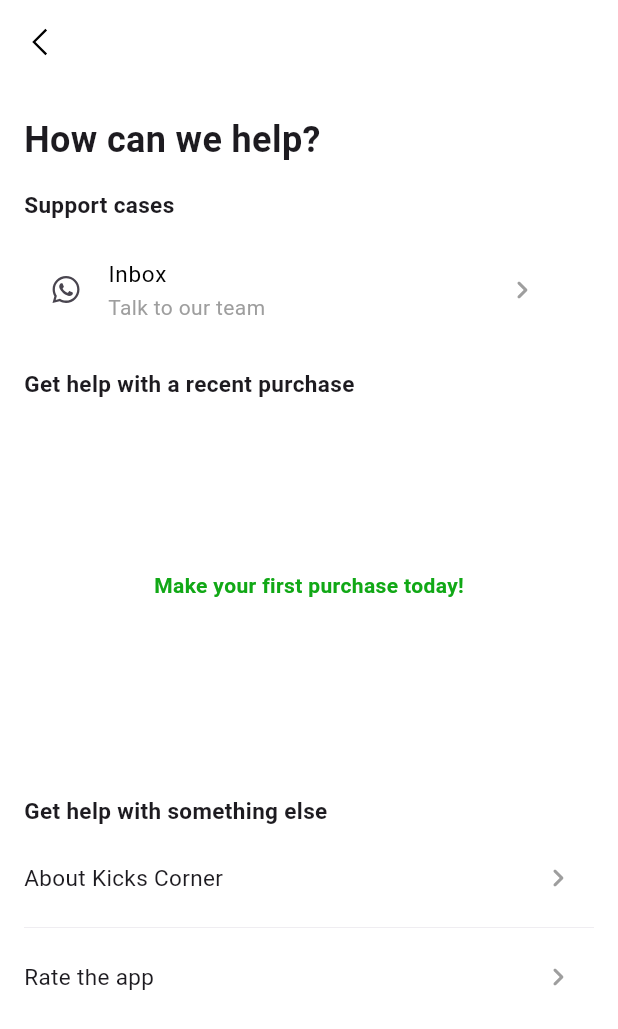
After one commit to art-sparrow/kicks_corner_admin, a Flutter app: the SupportScreen screen opened directly, after a tap on the "keyboard arrow right" icon, on a phone screen of 412 x 824 dp. The commit adds this screen. Shown: the top 1029 px of the screen. Run offline on Flutter 3.47's test engine with Material 3 defaults, Android fonts, the phone set to English and light mode, and no system bars; our stand-ins replace cloud_firestore, firebase_auth, firebase_core, firebase_storage, flutter_local_notifications, google_fonts and 5 more; missing offline and left inert: flutter_phone_direct_caller, flutter_web_browser; accounts and stored records are empty.

Commit message:
Seventh commit

```diff
--- a/lib/pages/home.dart
+++ b/lib/pages/home.dart
@@ -7,6 +7,7 @@ import 'package:kickscorner_admin/pages/models/cart.dart';
 import 'package:kickscorner_admin/pages/orders.dart';
 import 'package:kickscorner_admin/pages/profile.dart';
 import 'package:kickscorner_admin/pages/services/shoes.dart';
+import 'package:kickscorner_admin/pages/support.dart';
 import 'package:page_transition/page_transition.dart';
 //test the dynamic addition of widgets to the screen using provider
 import 'package:kickscorner_admin/pages/services/test_provider.dart';
@@ -349,6 +350,7 @@ class _HomeState extends State<Home> {
                       ),
                       onTap: () {
                         //navigate to support screen
+                        Navigator.push(context, PageTransition(type: PageTransitionType.rightToLeft, child: SupportScreen(), isIos: false));
                       },
                     ),
                     // About screen
--- /dev/null
+++ b/lib/pages/support.dart
@@ -0,0 +1,375 @@
+// ignore_for_file: prefer_const_constructors, unused_field, sized_box_for_whitespace, avoid_unnecessary_containers
+// ignore_for_file: prefer_const_literals_to_create_immutables
+
+import 'package:cloud_firestore/cloud_firestore.dart';
+import 'package:firebase_auth/firebase_auth.dart';
+import 'package:flutter/material.dart';
+import 'package:kickscorner_admin/pages/about.dart';
+import 'package:line_awesome_flutter/line_awesome_flutter.dart';
+import 'package:page_transition/page_transition.dart';
+import 'package:url_launcher/url_launcher.dart';
+import 'package:flutter_web_browser/flutter_web_browser.dart';
+import 'package:kickscorner_admin/pages/home.dart';
+
+class SupportScreen extends StatefulWidget {
+  const SupportScreen({super.key});
+
+  @override
+  State<SupportScreen> createState() => _SupportScreenState();
+}
+
+class _SupportScreenState extends State<SupportScreen> {
+  //fetch the current user's info using the _initializeCurrentUser function
+  //In the user's app, you should only display the current user's data. The admin
+  //can view all the orders
+  String _currentUserId = '';
+  String _username = '';
+  String _phone = '';
+
+  @override
+  void initState() {
+    super.initState();
+  }
+
+  @override
+  void dispose() {
+    // Cancel any Stream subscriptions here if you have any.
+    super.dispose();
+  }
+
+  void openWhatsApp() async {
+    String whatsappNumber = '+254704275787';
+    String url = 'https://wa.me/$whatsappNumber';
+    if (await canLaunch(url)) {
+      await launch(url);
+    } else {
+      await FlutterWebBrowser.openWebPage(
+        url: url,
+        customTabsOptions: CustomTabsOptions(
+          toolbarColor: Colors.white,
+          showTitle: false,
+        ),
+      );
+    }
+  }
+
+  Future<void> _initializeCurrentUser() async {
+    final user = FirebaseAuth.instance.currentUser;
+    final email = user?.email;
+    if (email != null) {
+      final snapshot = await FirebaseFirestore.instance
+          .collection('admins')
+          .where('email', isEqualTo: email)
+          .limit(1)
+          .get();
+      if (snapshot.docs.isNotEmpty) {
+        _currentUserId = snapshot.docs[0].id;
+        _username = snapshot.docs[0].data()['name'];
+        _phone = snapshot.docs[0].data()['phone'];
+      }
+    }
+  }
+
+  @override
+  Widget build(BuildContext context) {
+    return Scaffold(
+      appBar: AppBar(
+        backgroundColor: Colors.white,
+        elevation: 0,
+        leading: IconButton(
+          onPressed: () {
+            //navigate back to the home screen
+            Navigator.push(
+              context,
+              PageTransition(
+                type: PageTransitionType.leftToRight,
+                child: Home(),
+                isIos: false,
+              ),
+            );
+          },
+          icon: const Icon(LineAwesomeIcons.angle_left),
+          color: Colors.black,
+        ),
+      ),
+      backgroundColor: Colors.white,
+      body: SingleChildScrollView(
+        child: Padding(
+          padding: const EdgeInsets.fromLTRB(16, 20, 16, 16),
+          child: Column(
+            crossAxisAlignment: CrossAxisAlignment.start,
+            children: [
+              Text(
+                'How can we help?',
+                style: TextStyle(
+                  fontWeight: FontWeight.bold,
+                  fontSize: 24,
+                ),
+              ),
+              SizedBox(height: 16),
+              Text(
+                'Support cases',
+                style: TextStyle(
+                  fontWeight: FontWeight.bold,
+                  fontSize: 15,
+                ),
+              ),
+              SizedBox(height: 10),
+              //list tile with a chat icon on circular grey background, WhatsApp title and right-arrow trailing icon
+              //You can also integrate the Firebase cloud messaging to have an independent chat functionality
+              ListTile(
+                leading: Icon(LineAwesomeIcons.what_s_app),
+                title: Text(
+                  'Inbox',
+                  style: TextStyle(
+                    fontSize: 15,
+                    fontWeight: FontWeight.normal,
+                    color: Colors.black,
+                  ),
+                ),
+                subtitle: Text(
+                  'Talk to our team',
+                  style: const TextStyle(fontSize: 14, color: Colors.grey),
+                ),
+                trailing: IconButton(
+                  icon: const Icon(Icons.keyboard_arrow_right_rounded, color: Colors.grey,),
+                  onPressed: () {
+                    //open a whatsapp conversation with one of the team leads
+                    openWhatsApp();
+                  }
+                ),
+              ),
+              SizedBox(height: 16),
+              Text(
+                'Get help with a recent purchase',
+                style: TextStyle(
+                  fontWeight: FontWeight.bold,
+                  fontSize: 15,
+                ),
+              ),
+              SizedBox(height: 1),
+              //fetch 2 most recent orders --> order by time and limit to 2.
+              Container(
+                height: MediaQuery.of(context).size.height * 0.3, //30% of the screen
+                child: FutureBuilder<void>(
+                  future: _initializeCurrentUser(),
+                  builder: (context, snapshot) {
+                    if (snapshot.connectionState == ConnectionState.waiting) {
+                      return Center(child: Container());
+                    } else if (snapshot.hasError) {
+                      return Center(child: Text('Error: ${snapshot.error}'));
+                    } else {
+                      //fetch all orders in descending order --> newest to oldest
+                      return StreamBuilder<QuerySnapshot>(
+                        stream: FirebaseFirestore.instance
+                            .collection('orders')
+                            //.where('username', isEqualTo: _username)
+                            //.where('phone', isEqualTo: _phone)
+                            .orderBy('date', descending: true)
+                            .limit(2)
+                            .snapshots(),
+                        builder: (context, snapshot) {
+                          if (snapshot.connectionState == ConnectionState.waiting) {
+                            return Center(child: CircularProgressIndicator());
+                          } else if (snapshot.hasError) {
+                            return Center(child: Text('Error: ${snapshot.error}'));
+                          } else {
+                            final orderItems = snapshot.data?.docs ?? [];
+                            //check if the user has no order yet --> empty snapshot
+                            if (orderItems.isEmpty) {
+                              // Display a message for users with no orders
+                              return Center(
+                                child: Text(
+                                  'Make your first purchase today!',
+                                  style: TextStyle(
+                                    fontSize: 14,
+                                    fontWeight: FontWeight.bold,
+                                    color: Color.fromARGB(255, 17, 168, 22),
+                                  ),
+                                ),
+                              );
+                            }
+                            //if the user has an existing order(s) --> show it/them in a List view
+                            return Column(
+                              crossAxisAlignment: CrossAxisAlignment.start,
+                              children: [
+                                //List view with 2 orders
+                                Expanded(
+                                  child: Padding(
+                                    padding: const EdgeInsets.all(12.0),
+                                    child: ListView.builder(
+                                      physics: NeverScrollableScrollPhysics(), //should not be scrollable
+                                      shrinkWrap: true,//fit in the container/available space
+                                      itemCount: orderItems.length,
+                                      padding: EdgeInsets.all(12),
+                                      itemBuilder: (context, index) {
+                                        final orderData = (orderItems[index].data() as Map<String, dynamic>);
+                                        //Arrays (Quantities, productNames, productPictures, selectedColors, selectedSizes)
+                                        //Strings (city, date, deliveryAddress, name, phone, totalPrice, orderStatus)
+                                        //for the ListTile extract --> productPictures, productNames, date, totalPrice, orderStatus
+                                        final productPictures = (orderData['productPictures'] as List?)?.cast<String>() ?? <String>[];
+                                        final productNames = (orderData['productNames'] as List?)?.cast<String>() ?? <String>[];
+                                        // Retrieve date as Timestamp
+                                        final Timestamp dateTimestamp = orderData['date'];
+                                        // Convert Timestamp to DateTime so that you can show it on a text widget
+                                        final DateTime date = dateTimestamp.toDate();
+                                        //only show the totalPrice if the orderStatus is not "Cancelled".
+                                        //Otherwise, show the orderStatus
+                                        final totalPrice = orderData['totalPrice'] as double;
+                                        final orderStatus = orderData['orderStatus'] as String;
+
+                                        //container showing each "orders" in separate ListTiles
+                                        return Padding(
+                                          padding: const EdgeInsets.all(12.0),
+                                          child: Container(
+                                            decoration: BoxDecoration(
+                                              color: Colors.white, // Change background color to white
+                                              borderRadius: BorderRadius.circular(15),
+                                              boxShadow: [
+                                                BoxShadow(
+                                                  color: Colors.grey.withOpacity(0.5), // Add grey drop shadow
+                                                  spreadRadius: 2,
+                                                  blurRadius: 5,
+                                                  offset: Offset(0, 3),
+                                                ),
+                                              ],
+                                            ),
+                                            //ListTile showing the product picture, product name, order id/date, total price
+                                            child: ListTile(
+                                              leading: Image.network(
+                                                productPictures[0], //show the first picture in the productPictures List
+                                                height: 36,
+                                              ),
+                                              title: Text( //show the first product name in the order
+                                                productNames[0],
+                                                style: const TextStyle(fontSize: 14, fontWeight: FontWeight.normal, color: Colors.black)
+                                              ),
+                                              subtitle: Text('#KC$date', style: const TextStyle(fontSize: 13, fontWeight: FontWeight.normal, color: Colors.grey)),
+                                              //show the orderStatus if it is equal to "Cancelled". Otherwise, show the totalPrice
+                                              trailing: orderStatus == 'Cancelled'
+                                                ? Text(
+                                                    orderStatus,
+                                                    style: const TextStyle(fontSize: 13, fontWeight: FontWeight.bold, color: Colors.red),
+                                                  )
+                                                : Text(
+                                                    'Kes $totalPrice',
+                                                    style: const TextStyle(fontSize: 13, fontWeight: FontWeight.bold),
+                                                  ),
+                                            ),
+                                          ),
+                                        );
+                                      },
+                                    ),
+                                  ),
+                                ),
+                              ],
+                            );
+                          }
+                        },
+                      );
+                    }
+                  },
+                ),
+              ),
+              SizedBox(height: 16),
+              Text(
+                'Get help with something else',
+                style: TextStyle(
+                  fontWeight: FontWeight.bold,
+                  fontSize: 15,
+                ),
+              ),
+              SizedBox(height: 10),
+              //row showing --> About Kicks Corner, Rate the app, Using Kicks Corner
+              //seperate the rows with sizedBoxes and dividers.
+              Row(
+                children: [
+                  Expanded(
+                    child: Text(
+                      'About Kicks Corner',
+                      style: const TextStyle(fontSize: 15, fontWeight: FontWeight.normal),
+                    ),
+                  ),
+                  //const SizedBox(width: 40),
+                  IconButton(
+                    onPressed: () {
+                      //navigate to the About screen
+                      Navigator.push(
+                        context,
+                        PageTransition(
+                          type: PageTransitionType.rightToLeft,
+                          child: AboutScreen(),
+                          isIos: false,
+                        ),
+                      );
+                    },
+                    icon: const Icon(Icons.keyboard_arrow_right_rounded),
+                    color: Colors.grey,
+                  ),
+                ],
+              ),
+              const SizedBox(height: 1),
+              const Divider(thickness: 0.2),
+              const SizedBox(height: 1),
+              Row(
+                children: [
+                  Expanded(
+                    child: Text(
+                      'Rate the app',
+                      style: const TextStyle(fontSize: 15, fontWeight: FontWeight.normal),
+                    ),
+                  ),
+                  //const SizedBox(width: 40),
+                  IconButton(
+                    onPressed: () {
+                      //navigate back to playstore or appstore
+                    },
+                    icon: const Icon(Icons.keyboard_arrow_right_rounded),
+                    color: Colors.grey,
+                  ),
+                ],
+              ),
+              /* const SizedBox(height: 1),
+              const Divider(thickness: 0.2),
+              const SizedBox(height: 1),
+              Row(
+                children: [
+                  Expanded(
+                    child: Text(
+                      'Using Kicks Corner',
+                      style: const TextStyle(fontSize: 15, fontWeight: FontWeight.normal),
+                    ),
+                  ),
+                  //const SizedBox(width: 40),
+                  IconButton(
+                    onPressed: () {
+                      //navigate back to user guide screen
+                    },
+                    icon: const Icon(Icons.keyboard_arrow_right_rounded),
+                    color: Colors.grey,
+                  ),
+                ],
+              ),
+              const SizedBox(height: 5),
+              //Add a footnote positioned at the bottom-center saying "Made with \u2764 in Kenya"
+              Align(
+                alignment: Alignment.bottomCenter,
+                child: Container(
+                  padding: EdgeInsets.symmetric(horizontal: 16.0, vertical: 8.0),
+                  alignment: Alignment.center,
+                  child: Text(
+                    'Made with \u2764 in Kenya',
+                    style: TextStyle(
+                      fontSize: 15,
+                      color: Colors.grey,
+                    ),
+                  ),
+                ),
+              ), */
+            ],
+          ),
+        ),
+      ),
+    );
+  }
+}
```
